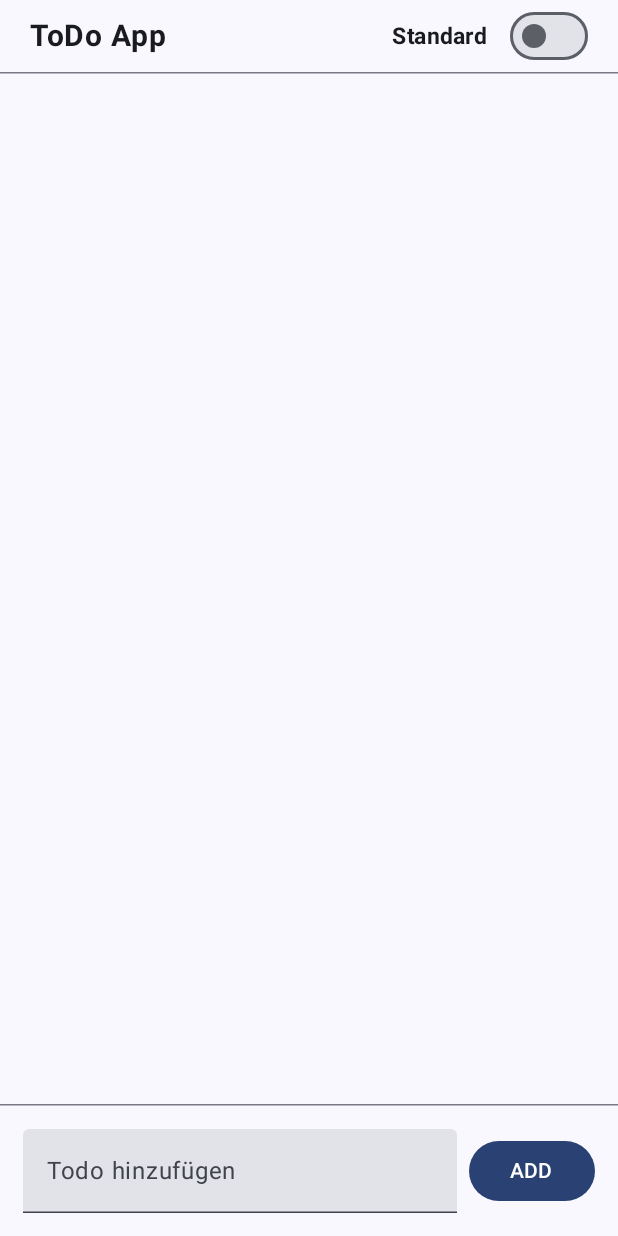
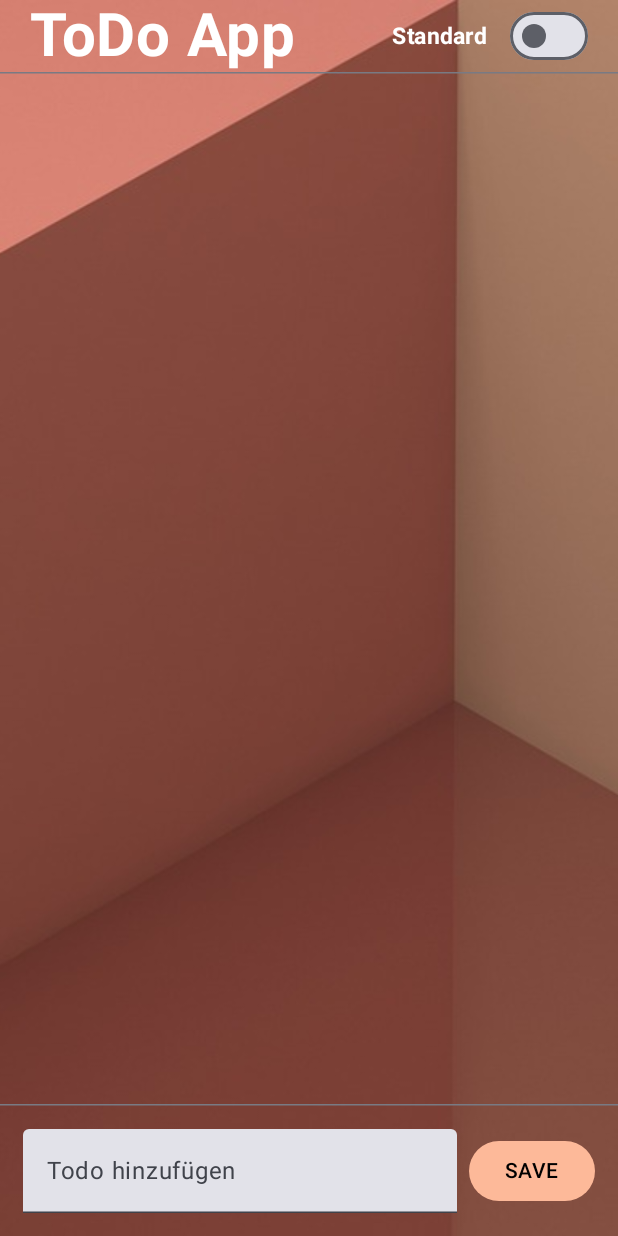
Before and after one commit to N-E-O-N-E/04-04-taskmanager-N-E-O-N-E, an Android app built with Jetpack Compose: the screen it shows after launch (MainActivity), on a phone screen of 412 x 824 dp. Run offline under Robolectric (Android 15) with nearby library versions, the phone set to English and light mode, and no system bars; our stand-ins replace Room's generated code.

Commit message:
Tag 3 Datensicherung NEONE

```diff
--- a/app/src/main/java/de/syntax_institut/taskmanager/MainActivity.kt
+++ b/app/src/main/java/de/syntax_institut/taskmanager/MainActivity.kt
@@ -1,34 +1,49 @@
 package de.syntax_institut.taskmanager
 
 import android.content.Context
+import android.os.Build
 import android.os.Bundle
 import androidx.activity.ComponentActivity
 import androidx.activity.compose.setContent
 import androidx.activity.enableEdgeToEdge
+import androidx.annotation.RequiresApi
+import androidx.compose.foundation.Image
+import androidx.compose.foundation.layout.Box
 import androidx.compose.foundation.layout.fillMaxSize
 import androidx.compose.foundation.layout.padding
 import androidx.compose.material3.Scaffold
 import androidx.compose.ui.Modifier
+import androidx.compose.ui.layout.ContentScale
+import androidx.compose.ui.res.painterResource
 import androidx.datastore.core.DataStore
 import androidx.datastore.preferences.core.Preferences
 import androidx.datastore.preferences.preferencesDataStore
 import de.syntax_institut.taskmanager.ui.theme.TaskManagerTheme
-import de.syntax_institut.taskmanager.views.TodoListItem
+import de.syntax_institut.taskmanager.views.TodoList
 
 val Context.dataStore: DataStore<Preferences> by preferencesDataStore(name = "sortList")
 
 class MainActivity : ComponentActivity() {
+    @RequiresApi(Build.VERSION_CODES.O)
     override fun onCreate(savedInstanceState: Bundle?) {
         super.onCreate(savedInstanceState)
         enableEdgeToEdge()
         setContent {
             TaskManagerTheme {
                 Scaffold(modifier = Modifier.fillMaxSize()) { innerPadding ->
-                    TodoListItem(
-                        modifier = Modifier
-                            .fillMaxSize()
-                            .padding(innerPadding)
-                    )
+                    Box(modifier = Modifier.padding(innerPadding)) {
+                        Image(
+                            painter = painterResource(id = R.drawable.wall2),
+                            contentScale = ContentScale.Crop,
+                            contentDescription = "Wallpaper",
+                            modifier = Modifier.fillMaxSize()
+                        )
+                        TodoList(
+                            modifier = Modifier
+                                .fillMaxSize()
+                                .padding(innerPadding)
+                        )
+                    }
                 }
             }
         }
--- a/app/src/main/java/de/syntax_institut/taskmanager/ui/theme/Color.kt
+++ b/app/src/main/java/de/syntax_institut/taskmanager/ui/theme/Color.kt
@@ -4,6 +4,8 @@ import androidx.compose.ui.graphics.Color
 
 val Purple80 = Color(0xFFD0BCFF)
 val PurpleGrey80 = Color(0xFFCCC2DC)
+val GrayAsh = Color(0xFF484C4D)
+val WhiteAsh = Color(0xFFF5F5F5)
 val Pink80 = Color(0xFFEFB8C8)
 
 val Purple40 = Color(0xFF6650a4)
--- a/app/src/main/java/de/syntax_institut/taskmanager/views/ListView.kt
+++ b/app/src/main/java/de/syntax_institut/taskmanager/views/TodoList.kt
@@ -9,6 +9,7 @@ import androidx.compose.foundation.layout.fillMaxSize
 import androidx.compose.foundation.layout.fillMaxWidth
 import androidx.compose.foundation.layout.padding
 import androidx.compose.material3.Button
+import androidx.compose.material3.ButtonDefaults
 import androidx.compose.material3.HorizontalDivider
 import androidx.compose.material3.Switch
 import androidx.compose.material3.Text
@@ -21,6 +22,7 @@ import androidx.compose.runtime.remember
 import androidx.compose.runtime.setValue
 import androidx.compose.ui.Alignment
 import androidx.compose.ui.Modifier
+import androidx.compose.ui.graphics.Color
 import androidx.compose.ui.text.font.FontWeight
 import androidx.compose.ui.unit.dp
 import androidx.compose.ui.unit.sp
@@ -31,7 +33,7 @@ import java.time.LocalDate
 
 @RequiresApi(Build.VERSION_CODES.O)
 @Composable
-fun TodoListItem(
+fun TodoList(
     modifier: Modifier,
     viewModel: TodoViewModel = viewModel()
 ) {
@@ -53,8 +55,9 @@ fun TodoListItem(
             Text(
                 modifier = Modifier
                     .weight(1f),
-                fontSize = 20.sp,
+                fontSize = 40.sp,
                 fontWeight = FontWeight.Bold,
+                color = Color.White,
                 text = "ToDo App"
             )
 
@@ -62,6 +65,7 @@ fun TodoListItem(
                 modifier = Modifier,
                 fontSize = 15.sp,
                 fontWeight = FontWeight.Bold,
+                color = Color.White,
                 text = if (sortState) "Alphabetisch" else "Standard"
             )
 
@@ -111,9 +115,10 @@ fun TodoListItem(
                     )
                     textInput = "" //Leeren
                 },
-                modifier = Modifier.padding(start = 8.dp)
+                modifier = Modifier.padding(start = 8.dp),
+                colors = ButtonDefaults.buttonColors(Color(0xFFFDB999))
             ) {
-                Text(" ADD ")
+                Text("SAVE", color = Color.Black)
             }
         }
     }
```
Also changed, not shown: app/src/main/java/de/syntax_institut/taskmanager/views/ItemList.kt (+8 -5 lines), app/src/main/res/drawable/wall1.jpg (added), app/src/main/res/drawable/wall2.jpg (added).
